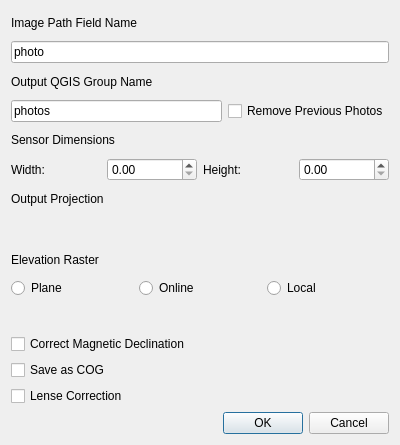
Old version of the form qgis_camera2geo/camera2geo_dialog_base.ui in the repository cankanoa/camera2geo.
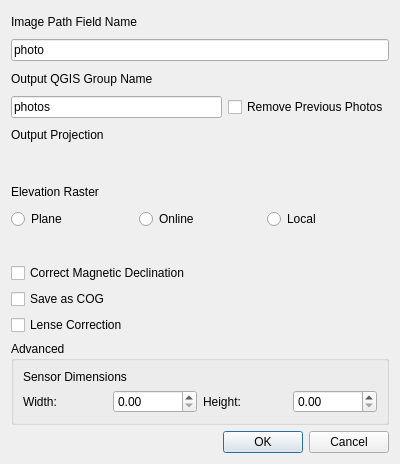
New version of the form. Custom widgets are drawn as their Qt base class.

Commit message:
Refactor plugin structure and enhance UI with advanced settings.
Renamed and restructured classes for better clarity and alignment with naming conventions. Introduced an "Advanced" collapsible section in the UI for sensor dimensions, improving user interface organization and accessibility.

What changed in the file:
```diff
--- a/qgis_camera2geo/camera2geo_dialog_base.ui
+++ b/qgis_camera2geo/camera2geo_dialog_base.ui
@@ -2,12 +2,15 @@
 <ui version="4.0">
  <class>camera2geoDialogBase</class>
  <widget class="QDialog" name="camera2geoDialogBase">
+  <property name="enabled">
+   <bool>true</bool>
+  </property>
   <property name="geometry">
    <rect>
     <x>0</x>
     <y>0</y>
     <width>400</width>
-    <height>445</height>
+    <height>464</height>
    </rect>
   </property>
   <property name="minimumSize">
@@ -16,6 +19,12 @@
     <height>0</height>
    </size>
   </property>
+  <property name="maximumSize">
+   <size>
+    <width>16777215</width>
+    <height>464</height>
+   </size>
+  </property>
   <property name="windowTitle">
    <string>Camera2geo</string>
   </property>
@@ -59,37 +68,6 @@
      </item>
     </layout>
    </item>
-   <item>
-    <widget class="QLabel" name="label_7">
-     <property name="text">
-      <string>Sensor Dimensions</string>
-     </property>
-    </widget>
-   </item>
-   <item>
-    <layout class="QHBoxLayout" name="horizontalLayout_2">
-     <item>
-      <widget class="QLabel" name="label_2">
-       <property name="text">
-        <string>Width:</string>
-       </property>
-      </widget>
-     </item>
-     <item>
-      <widget class="QgsDoubleSpinBox" name="sensorWidthSpin"/>
-     </item>
-     <item>
-      <widget class="QLabel" name="label_3">
-       <property name="text">
-        <string>Height:</string>
-       </property>
-      </widget>
-     </item>
-     <item>
-      <widget class="QgsDoubleSpinBox" name="sensorHeightSpin"/>
-     </item>
-    </layout>
-   </item>
    <item>
     <widget class="QLabel" name="label_4">
      <property name="text">
@@ -168,6 +146,52 @@
      </property>
     </widget>
    </item>
+   <item>
+    <widget class="QgsCollapsibleGroupBox" name="advancedSettings">
+     <property name="enabled">
+      <bool>true</bool>
+     </property>
+     <property name="title">
+      <string>Advanced</string>
+     </property>
+     <property name="collapsed">
+      <bool>true</bool>
+     </property>
+     <layout class="QVBoxLayout" name="verticalLayout_2">
+      <item>
+       <widget class="QLabel" name="label_7">
+        <property name="text">
+         <string>Sensor Dimensions</string>
+        </property>
+       </widget>
+      </item>
+      <item>
+       <layout class="QHBoxLayout" name="horizontalLayout_2">
+        <item>
+         <widget class="QLabel" name="label_2">
+          <property name="text">
+           <string>Width:</string>
+          </property>
+         </widget>
+        </item>
+        <item>
+         <widget class="QgsDoubleSpinBox" name="sensorWidthSpin"/>
+        </item>
+        <item>
+         <widget class="QLabel" name="label_3">
+          <property name="text">
+           <string>Height:</string>
+          </property>
+         </widget>
+        </item>
+        <item>
+         <widget class="QgsDoubleSpinBox" name="sensorHeightSpin"/>
+        </item>
+       </layout>
+      </item>
+     </layout>
+    </widget>
+   </item>
    <item>
     <widget class="QDialogButtonBox" name="button_box">
      <property name="orientation">
@@ -181,6 +205,12 @@
   </layout>
  </widget>
  <customwidgets>
+  <customwidget>
+   <class>QgsCollapsibleGroupBox</class>
+   <extends>QGroupBox</extends>
+   <header>qgscollapsiblegroupbox.h</header>
+   <container>1</container>
+  </customwidget>
   <customwidget>
    <class>QgsDoubleSpinBox</class>
    <extends>QDoubleSpinBox</extends>
```
The commit also changes 2 other files.
